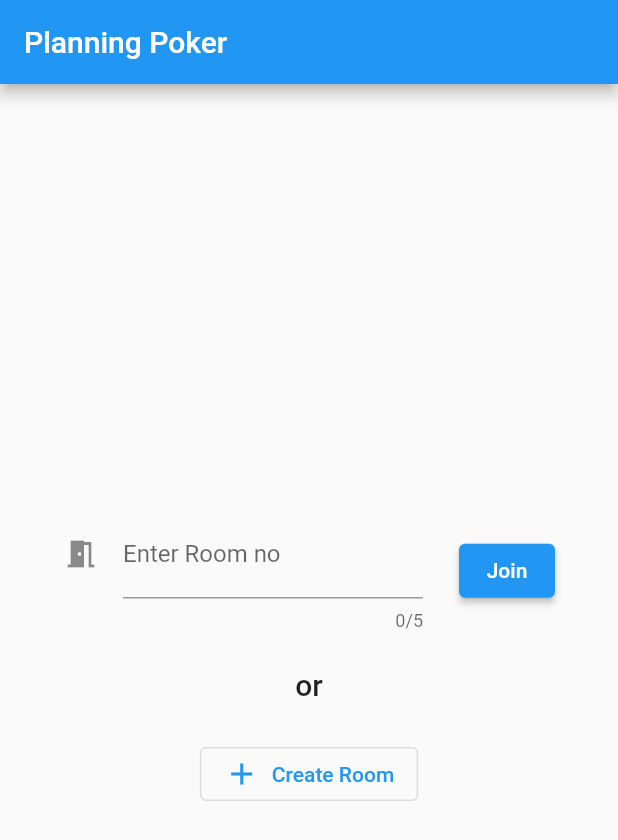
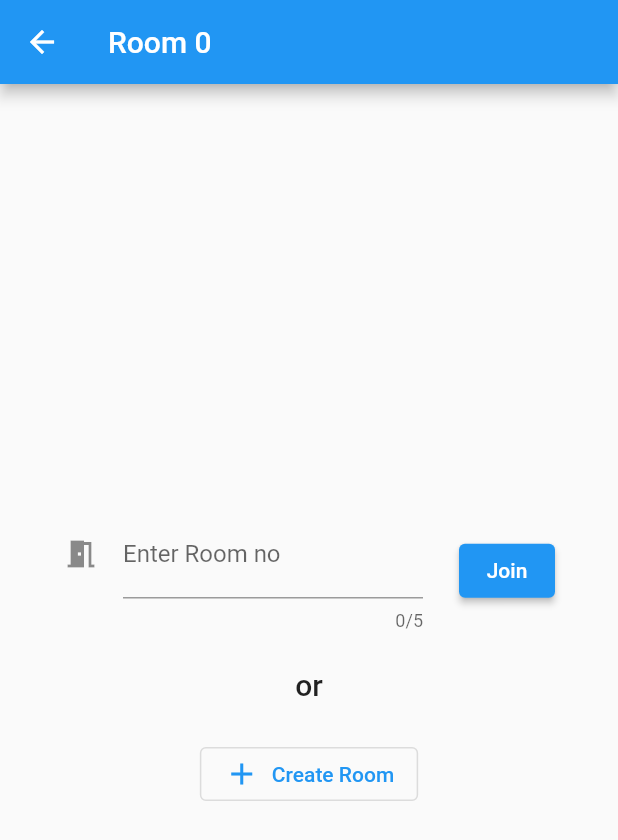
Before and after one commit to praslnx8/planning_poker, a Flutter app: the screen it shows after launch, after a tap on "Create Room", on a phone screen of 412 x 824 dp. Shown: the top 840 px of the screen. Run offline on Flutter 3.47's test engine with Material 2 defaults, Android fonts, the phone set to English and light mode, and no system bars; our stand-ins replace firebase_auth, firebase_core, firebase_database, flutter_dotenv, logger; accounts and stored records are empty; network calls fail; statements that could not run were skipped.

Commit message:
Add firebase database connections and wiring

```diff
--- a/lib/adapters/room_adapter.dart
+++ b/lib/adapters/room_adapter.dart
@@ -1,4 +1,5 @@
 import 'package:firebase_database/firebase_database.dart';
+import 'package:planning_poker/models/room.dart';
 
 class RoomAdapter {
   static RoomAdapter _instance = RoomAdapter._();
@@ -7,10 +8,23 @@ class RoomAdapter {
 
   RoomAdapter._();
 
-  String? createRoom() {
-    FirebaseDatabase database = FirebaseDatabase.instance;
-    DatabaseReference ref = database.ref("room").push();
-    ref.set({});
-    return ref.key;
+  Future<void> createRoom(Room room) {
+    DatabaseReference roomIdPoolRef = FirebaseDatabase.instance.ref("room/" + room.getRoomId());
+    return roomIdPoolRef.set(room);
+  }
+
+  Future<String> getRoomId() async {
+    DatabaseReference roomIdPoolRef = FirebaseDatabase.instance.ref("roomIdPool");
+    int newId = 0;
+    await roomIdPoolRef.runTransaction((Object? roomIdPool) {
+      Map<String, dynamic> _roomIdPool = Map<String, dynamic>.from(roomIdPool as Map);
+      newId = (_roomIdPool['idAvailable'] ?? 0) + 1;
+      _roomIdPool['idAvailable'] = newId + 1;
+
+      // Return the new data.
+      return Transaction.success(_roomIdPool);
+    });
+
+    return Future.value(newId.toString());
   }
 }
--- /dev/null
+++ b/lib/adapters/user_adapter.dart
@@ -0,0 +1,20 @@
+import 'package:firebase_auth/firebase_auth.dart';
+
+class UserAdapter {
+  static UserAdapter _instance = UserAdapter._();
+
+  static UserAdapter get instance => _instance;
+
+  UserAdapter._();
+
+  Future<String> login() async {
+    final UserCredential userCredential = await FirebaseAuth.instance.signInAnonymously();
+    final uid = userCredential.user?.uid;
+
+    if (uid != null) {
+      return Future.value(uid);
+    } else {
+      return Future.error('unable to login');
+    }
+  }
+}
--- a/lib/app_router.dart
+++ b/lib/app_router.dart
@@ -9,6 +9,6 @@ class AppRouter {
       final roomId = RoomPage.parseRoomId(path);
       return RoomPage(roomId: roomId!);
     }
-    return LandingPage(system: System());
+    return LandingPage(system: System.instance);
   }
 }
--- a/lib/main.dart
+++ b/lib/main.dart
@@ -1,16 +1,18 @@
 import 'package:firebase_core/firebase_core.dart';
 import 'package:flutter/material.dart';
 import 'package:flutter_dotenv/flutter_dotenv.dart';
+import 'package:planning_poker/models/system.dart';
 
 import 'app_router.dart';
 import 'firebase_options.dart';
 
 Future main() async {
+  await dotenv.load(fileName: ".env");
   WidgetsFlutterBinding.ensureInitialized();
-  await dotenv.load(fileName: ".env");
   await Firebase.initializeApp(
     options: DefaultFirebaseOptions.currentPlatform,
   );
+  System.instance.login();
   runApp(PlanningPokerApp());
 }
 
--- a/lib/models/estimate.dart
+++ b/lib/models/estimate.dart
@@ -1,21 +1,30 @@
+import 'package:planning_poker/models/player.dart';
 import 'package:planning_poker/models/user.dart';
 
 class Estimate {
   final int _id;
-  final Map<User, int> _pokerValueMap = Map.identity();
+  final Map<String, int> _pokerValueMap;
 
-  Estimate.init(this._id);
+  Estimate.init(this._id) : _pokerValueMap = Map.identity();
 
-  Estimate(this._id, Map<User, int> pokerValueMap) {
-    this._pokerValueMap.addAll(pokerValueMap);
-  }
+  Estimate(this._id, this._pokerValueMap);
 
-  void addPokerValue(User user, int value) {
-    _pokerValueMap[user] = value;
+  void addPokerValue(Player player, int value) {
+    _pokerValueMap[player.id] = value;
     //TODO call adapter to publish
   }
 
   void listenToPokerValue() {
     //TODO Call adapter to listen
   }
+
+  Estimate.fromJson(Map<String, dynamic> json)
+      : _id = json['id'],
+        _pokerValueMap =
+            Map.fromEntries((json['pokerValues'] as List).map((e) => MapEntry(e['playerId'], e['value'])));
+
+  Map<String, dynamic> toJson() => {
+        'id': _id,
+        'pokerValues': _pokerValueMap.entries.map((e) => {'playerId': e.key, 'value': e.value})
+      };
 }
--- /dev/null
+++ b/lib/models/facilitator.dart
@@ -0,0 +1,11 @@
+class Facilitator {
+  final String _id;
+
+  Facilitator(this._id);
+
+  String get id => _id;
+
+  Facilitator.fromJson(Map<String, dynamic> json) : _id = json['id'];
+
+  Map<String, dynamic> toJson() => {'id': _id};
+}
--- /dev/null
+++ b/lib/models/player.dart
@@ -0,0 +1,11 @@
+class Player {
+  final String _id;
+
+  Player(this._id);
+
+  String get id => _id;
+
+  Player.fromJson(Map<String, dynamic> json) : _id = json['id'];
+
+  Map<String, dynamic> toJson() => {'id': _id};
+}
--- a/lib/models/room.dart
+++ b/lib/models/room.dart
@@ -1,20 +1,23 @@
 import 'package:planning_poker/models/estimate.dart';
+import 'package:planning_poker/models/facilitator.dart';
+import 'package:planning_poker/models/player.dart';
 import 'package:planning_poker/models/user.dart';
 
 class Room {
   final String _id;
+  final Facilitator _facilitator;
   final List<Estimate> _estimates = List.empty(growable: true);
-  final Set<User> _users = Set.identity();
+  final Set<Player> _players = Set.identity();
 
-  Room.init(this._id);
+  Room.init(this._id, this._facilitator);
 
-  Room(this._id, List<Estimate> estimates, List<User> users) {
+  Room(this._id, this._facilitator, List<Estimate> estimates, List<Player> players) {
     this._estimates.addAll(estimates);
-    this._users.addAll(users);
+    this._players.addAll(players);
   }
 
   void joinRoom(User user) {
-    this._users.add(user);
+    this._players.add(Player(user.id));
     //TODO call adapter to sync
   }
 
@@ -33,4 +36,11 @@ class Room {
   void listenToEstimate() {
     //TODO listen to estimate and broadcast
   }
+
+  Room.fromJson(Map<String, dynamic> json)
+      : _id = json['id'],
+        _facilitator = Facilitator.fromJson(json['name']);
+
+  Map<String, dynamic> toJson() =>
+      {'id': _id, 'facilitator': _facilitator.toJson(), 'estimates': _estimates.map((estimate) => estimate.toJson())};
 }
--- a/lib/models/system.dart
+++ b/lib/models/system.dart
@@ -1,5 +1,8 @@
 import 'package:planning_poker/adapters/room_adapter.dart';
+import 'package:planning_poker/adapters/user_adapter.dart';
+import 'package:planning_poker/models/facilitator.dart';
 import 'package:planning_poker/models/room.dart';
+import 'package:planning_poker/models/user.dart';
 
 typedef RoomCreatedCallback = void Function(Room room);
 typedef RoomCreateFailedCallback = void Function(String error);
@@ -10,6 +13,18 @@ typedef RoomJoinFailedCallback = void Function(String error);
 typedef RoomJoinProcessingCallback = void Function();
 
 class System {
+  static System _instance = System._();
+
+  static System get instance => _instance;
+
+  System._();
+
+  User? _user;
+
+  void login() {
+    UserAdapter.instance.login().then((uid) => {_user = User(uid)});
+  }
+
   void joinRoom(String roomNo,
       {required RoomJoinProcessingCallback onProcessing,
       required RoomJoinedCallback onRoomJoined,
@@ -18,14 +33,20 @@ class System {
   void createRoom(
       {required RoomCreateProcessingCallback onProcessing,
       required RoomCreatedCallback onRoomCreated,
-      required RoomCreateFailedCallback onRoomCreateFailed}) {
+      required RoomCreateFailedCallback onRoomCreateFailed}) async {
     onProcessing();
-    final roomId = RoomAdapter.instance.createRoom();
-    if (roomId != null) {
-      final room = Room.init(roomId);
-      onRoomCreated(room);
+
+    if (_user != null) {
+      RoomAdapter.instance.getRoomId().then((roomId) async {
+        final Facilitator facilitator = Facilitator(_user!.id);
+        final Room room = Room.init(roomId, facilitator);
+        await RoomAdapter.instance.createRoom(room);
+        onRoomCreated(room);
+      }).onError((error, stackTrace) {
+        onRoomCreateFailed('error');
+      });
     } else {
-      onRoomCreateFailed('error');
+      onRoomCreateFailed('Login failed');
     }
   }
 }
--- a/lib/models/user.dart
+++ b/lib/models/user.dart
@@ -1,5 +1,7 @@
 class User {
-  final String id;
+  final String _id;
 
-  User(this.id);
+  User(this._id);
+
+  String get id => _id;
 }
--- a/lib/ui/landing.page.dart
+++ b/lib/ui/landing.page.dart
@@ -49,10 +49,10 @@ class _LandingPageState extends State<LandingPage> {
   }
 
   void _createRoom() {
-    setState(() {
-      widget.system.createRoom(onProcessing: () => {}, onRoomCreated: (room) => {}, onRoomCreateFailed: (error) => {});
-    });
-  }
+    widget.system.createRoom(
+        onProcessing: () => {_setLoading()},
+        onRoomCreated: (room) => {_setRoom(room)},
+        onRoomCreateFailed: (error) => {_setError()});  }
 
   @override
   Widget build(BuildContext context) {
```
Also changed, not shown: lib/utils/console_log.dart (added, +29 -0 lines), pubspec.yaml (+5 -54 lines), lib/firebase_options.dart, pubspec.lock, 1 other file.
